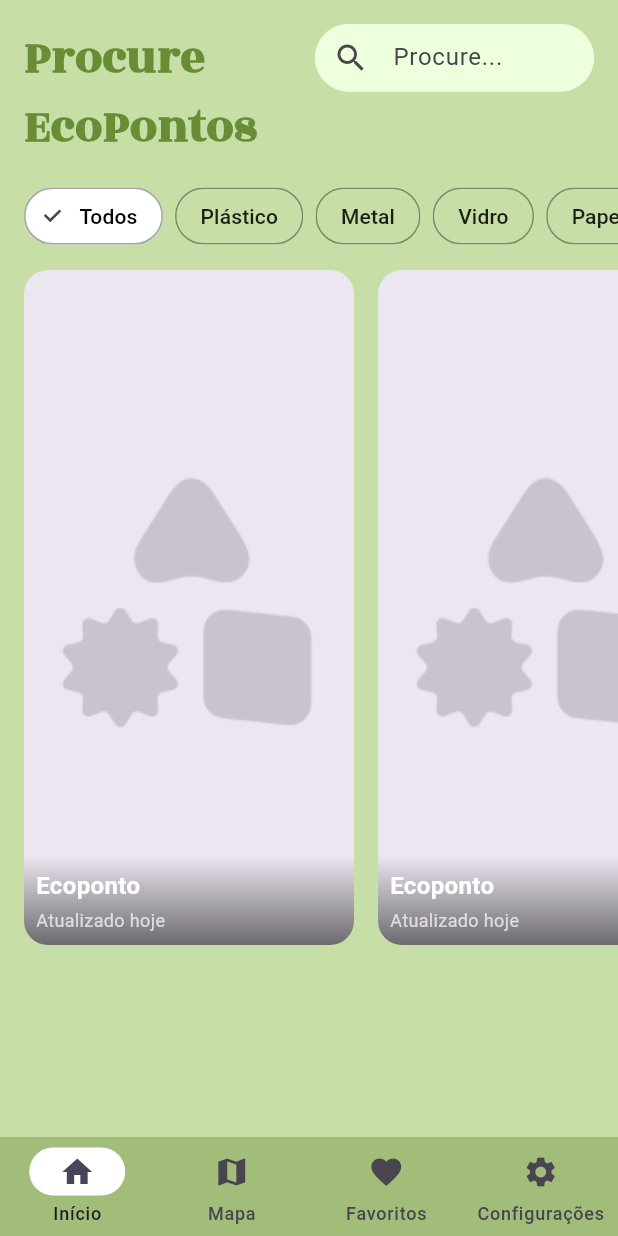
After one commit to EcoSyncGH/ecosyncgh, a Flutter app: the HomeScreen screen opened directly, on a phone screen of 412 x 824 dp. The commit adds this screen. Run offline on Flutter 3.47's test engine with Material 3 defaults, Android fonts, the light colour scheme and no system bars; our stand-ins replace permission_handler.

Commit message:
inicio da tela principal

```diff
--- /dev/null
+++ b/lib/screens/main_screen.dart
@@ -0,0 +1,209 @@
+import 'package:flutter/material.dart';
+
+class HomeScreen extends StatefulWidget {
+  const HomeScreen({super.key});
+
+  @override
+  State<HomeScreen> createState() => _HomeScreenState();
+}
+
+class _HomeScreenState extends State<HomeScreen> {
+  int _selectedIndex = 0;
+  int _selectedChipIndex = 0;
+
+  final List<String> _chipLabels = [
+    "Todos",
+    "Plástico",
+    "Metal",
+    "Vidro",
+    "Papel",
+  ];
+
+  @override
+  Widget build(BuildContext context) {
+    return Scaffold(
+      backgroundColor: const Color(0xFFC7DEA6),
+      body: SafeArea(
+        child: SingleChildScrollView(
+          child: Column(
+            crossAxisAlignment: CrossAxisAlignment.start,
+            children: [
+              // Padding único com Row
+              Padding(
+                padding: const EdgeInsets.fromLTRB(16, 16, 16, 0),
+                child: Row(
+                  crossAxisAlignment: CrossAxisAlignment.start,
+                  children: [
+                    // Título ocupando metade da largura
+                    const Expanded(
+                      flex: 2,
+                      child: Text(
+                        "Procure\nEcoPontos",
+                        style: TextStyle(
+                          fontSize: 32,
+                          fontWeight: FontWeight.bold,
+                          fontFamily: 'RozhaOne',
+                          color: Color(0xFF678E35),
+                        ),
+                      ),
+                    ),
+                    const SizedBox(width: 8),
+                    // Barra de busca ocupando metade
+                    Expanded(
+                      flex: 2,
+                      child: Container(
+                        height: 45,
+                        width: 174,
+                        decoration: BoxDecoration(
+                          color: Colors.white,
+                          borderRadius: BorderRadius.circular(30),
+                        ),
+                        child: const TextField(
+                          decoration: InputDecoration(
+                            contentPadding: EdgeInsets.zero,
+                            hintText: "Procure...",
+                            prefixIcon: Icon(Icons.search),
+                            border: OutlineInputBorder(
+                              borderRadius: BorderRadius.all(
+                                Radius.circular(30),
+                              ),
+                              borderSide: BorderSide.none,
+                            ),
+                            // contentPadding: EdgeInsets.symmetric(vertical: 14),
+                          ),
+                        ),
+                      ),
+                    ),
+                  ],
+                ),
+              ),
+
+              // Padding dos filtros
+              Padding(
+                padding: const EdgeInsets.fromLTRB(16, 16, 0, 0),
+                child: SizedBox(
+                  height: 40,
+                  child: ListView.separated(
+                    scrollDirection: Axis.horizontal,
+                    itemCount: _chipLabels.length,
+                    separatorBuilder: (_, __) => const SizedBox(width: 8),
+                    itemBuilder: (context, index) {
+                      final isSelected = _selectedChipIndex == index;
+                      return ChoiceChip(
+                        label: Text(_chipLabels[index]),
+                        selected: isSelected,
+                        onSelected: (_) {
+                          setState(() {
+                            _selectedChipIndex = index;
+                          });
+                        },
+                        selectedColor: Colors.white,
+                        backgroundColor: const Color(0xFFC7DEA6),
+                        shape: StadiumBorder(
+                          side: BorderSide(
+                            color: Colors.black.withValues(alpha: .2),
+                          ),
+                        ),
+                        labelStyle: TextStyle(
+                          color: isSelected ? Colors.black : Colors.black87,
+                        ),
+                      );
+                    },
+                  ),
+                ),
+              ),
+
+              const SizedBox(height: 16),
+
+              // 🌿 Carrossel lateral de cards
+              SizedBox(
+                height: 450,
+                child: ListView.builder(
+                  padding: const EdgeInsets.symmetric(horizontal: 16),
+                  scrollDirection: Axis.horizontal,
+                  itemCount: 6,
+                  itemBuilder: (context, index) {
+                    return Container(
+                      width: 220,
+                      margin: const EdgeInsets.only(right: 16),
+                      decoration: BoxDecoration(
+                        borderRadius: BorderRadius.circular(16),
+                        image: const DecorationImage(
+                          image: AssetImage('assets/images/placeholder.jpg'),
+                          fit: BoxFit.cover,
+                        ),
+                      ),
+                      child: Stack(
+                        children: [
+                          Align(
+                            alignment: Alignment.bottomCenter,
+                            child: Container(
+                              height: 60,
+                              decoration: const BoxDecoration(
+                                borderRadius: BorderRadius.vertical(
+                                  bottom: Radius.circular(16),
+                                ),
+                                gradient: LinearGradient(
+                                  begin: Alignment.topCenter,
+                                  end: Alignment.bottomCenter,
+                                  colors: [Colors.transparent, Colors.black54],
+                                ),
+                              ),
+                            ),
+                          ),
+                          const Positioned(
+                            left: 8,
+                            bottom: 28,
+                            child: Text(
+                              "Ecoponto",
+                              style: TextStyle(
+                                fontSize: 16,
+                                fontWeight: FontWeight.bold,
+                                color: Colors.white,
+                              ),
+                            ),
+                          ),
+                          const Positioned(
+                            left: 8,
+                            bottom: 8,
+                            child: Text(
+                              "Atualizado hoje",
+                              style: TextStyle(
+                                fontSize: 12,
+                                color: Colors.white70,
+                              ),
+                            ),
+                          ),
+                        ],
+                      ),
+                    );
+                  },
+                ),
+              ),
+            ],
+          ),
+        ),
+      ),
+      bottomNavigationBar: NavigationBar(
+        height: 66,
+        backgroundColor: const Color(0xFFA1BD79),
+        indicatorColor: Colors.white,
+        selectedIndex: _selectedIndex,
+        onDestinationSelected: (index) {
+          setState(() {
+            _selectedIndex = index;
+          });
+        },
+        destinations: const [
+          NavigationDestination(icon: Icon(Icons.home), label: "Início"),
+          NavigationDestination(icon: Icon(Icons.map), label: "Mapa"),
+          NavigationDestination(icon: Icon(Icons.favorite), label: "Favoritos"),
+          NavigationDestination(
+            icon: Icon(Icons.settings),
+            label: "Configurações",
+          ),
+        ],
+      ),
+    );
+  }
+}
--- a/lib/screens/onboarding_screen.dart
+++ b/lib/screens/onboarding_screen.dart
@@ -1,6 +1,7 @@
 import 'package:flutter/material.dart';
 import 'package:permission_handler/permission_handler.dart';
 import 'login_screen.dart';
+import 'main_screen.dart';
 
 class OnboardingScreen extends StatefulWidget {
   const OnboardingScreen({super.key});
@@ -41,7 +42,7 @@ class _OnboardingScreenState extends State<OnboardingScreen> {
     if (status.isGranted) {
       Navigator.pushReplacement(
         context,
-        MaterialPageRoute(builder: (_) => const LoginScreen()),
+        MaterialPageRoute(builder: (_) => const HomeScreen()),
       );
     } else if (status.isDenied || status.isRestricted || status.isLimited) {
       final result = await Permission.location.request();
--- a/pubspec.yaml
+++ b/pubspec.yaml
@@ -24,6 +24,7 @@ flutter:
   assets:
     - assets/images/lixeira.png
     - assets/images/recycle.png
+    - assets/images/placeholder.jpg
 
   fonts:
     - family: RozhaOne
```
Also changed, not shown: assets/images/placeholder.jpg (added).
